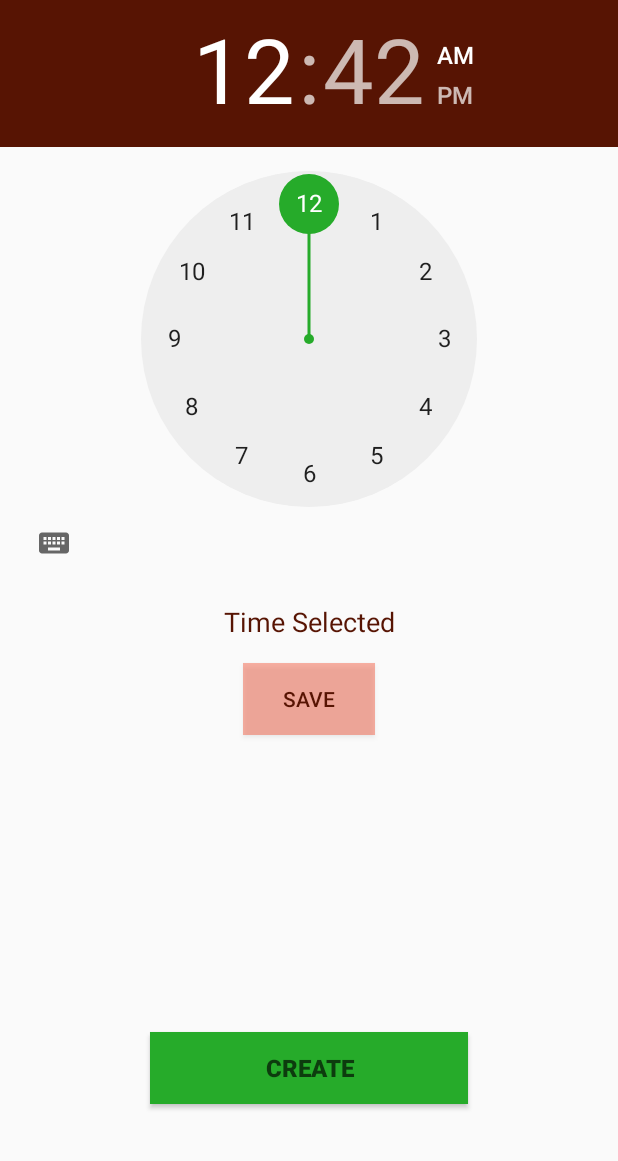
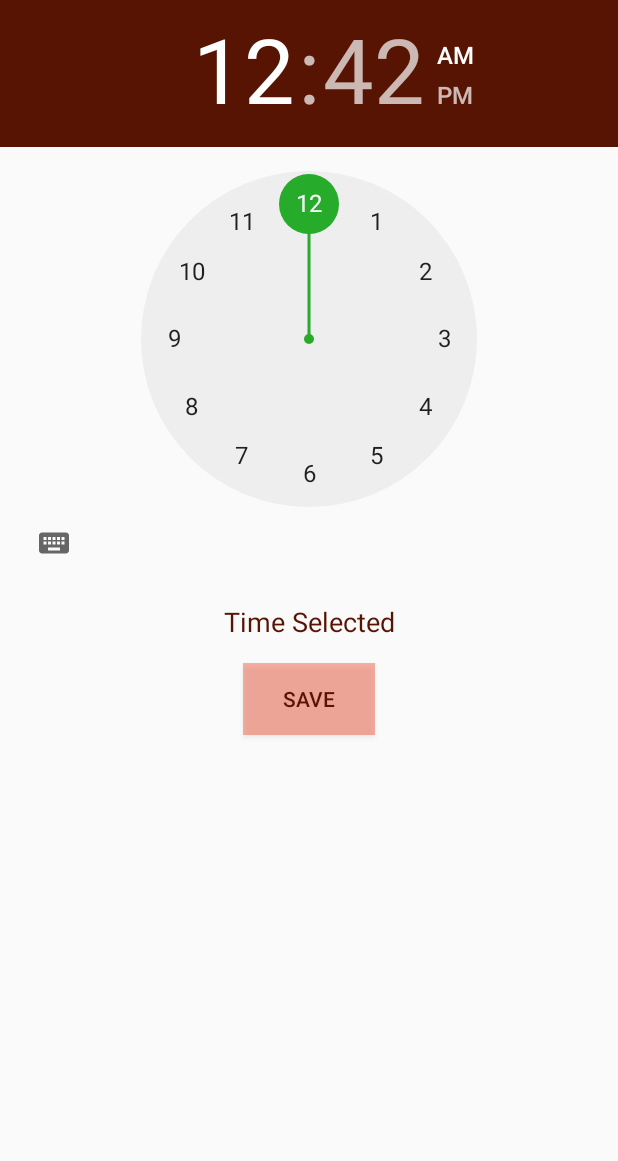
Before and after one commit to YersiniaP/Pomodoro-Timer-ThirtyOne, an Android app: the TaskCreationActivity screen opened directly, with no data from a screen before it, after a tap on an icon or button, on a phone screen of 412 x 824 dp, the part 75-1236 px from its top. Run offline under Robolectric (Android 15) with nearby library versions, the phone set to English and light mode, and no system bars.

Commit message:
Update TaskCreationActivity.java

```diff
--- a/app/src/main/java/com/example/pomodoro_app/TaskCreationActivity.java
+++ b/app/src/main/java/com/example/pomodoro_app/TaskCreationActivity.java
@@ -210,6 +210,7 @@ public class TaskCreationActivity extends AppCompatActivity {
             inputNumBreaks.setVisibility(View.VISIBLE);
             startTimeButton.setVisibility(View.VISIBLE);
             endTimeButton.setVisibility(View.VISIBLE);
+            createTaskButton.setVisibility(View.VISIBLE);
         }
         else{
             startTimePicker.setVisibility(View.VISIBLE);
@@ -222,6 +223,7 @@ public class TaskCreationActivity extends AppCompatActivity {
             inputNumBreaks.setVisibility(View.INVISIBLE);
             startTimeButton.setVisibility(View.INVISIBLE);
             endTimeButton.setVisibility(View.INVISIBLE);
+            createTaskButton.setVisibility(View.INVISIBLE);
         }
     }
 
```
